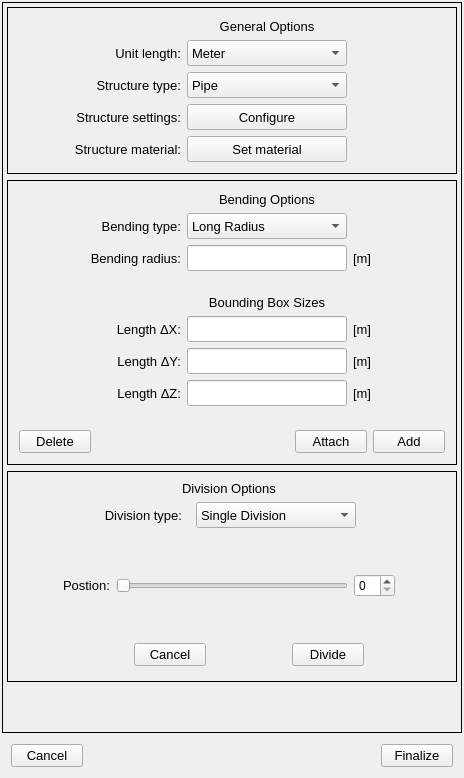
The window that pulse/interface/data/ui_files/model/geometry/geometry_designer_widget.ui (open-pulse/OpenPulse) describes before a commit, drawn with Qt 5.
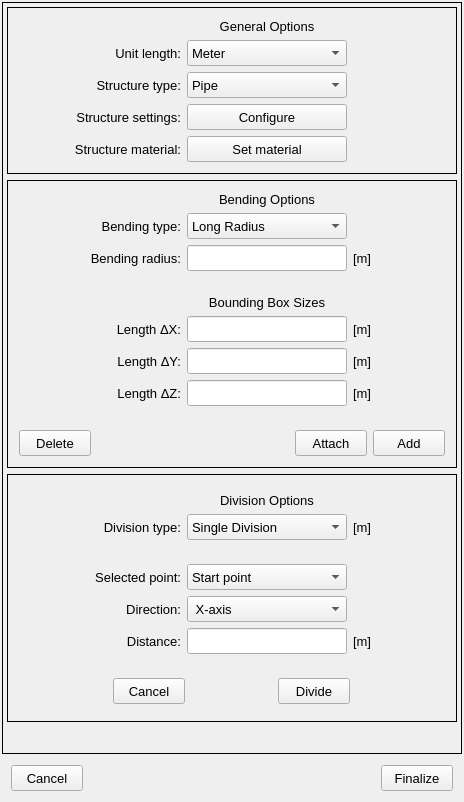
The same window after the commit. The open tabs and pages were chosen to show the change.

Commit message: Implements the line division by distance from the selected point

What changed in the file:
```diff
--- a/pulse/interface/data/ui_files/model/geometry/geometry_designer_widget.ui
+++ b/pulse/interface/data/ui_files/model/geometry/geometry_designer_widget.ui
@@ -7,7 +7,7 @@
     <x>0</x>
     <y>0</y>
     <width>464</width>
-    <height>778</height>
+    <height>802</height>
    </rect>
   </property>
   <property name="minimumSize">
@@ -58,7 +58,7 @@
         <x>0</x>
         <y>0</y>
         <width>458</width>
-        <height>728</height>
+        <height>750</height>
        </rect>
       </property>
       <layout class="QGridLayout" name="gridLayout_4">
@@ -505,7 +505,7 @@
                <property name="minimumSize">
                 <size>
                  <width>72</width>
-                 <height>0</height>
+                 <height>26</height>
                 </size>
                </property>
                <property name="maximumSize">
@@ -545,7 +545,7 @@
                <property name="minimumSize">
                 <size>
                  <width>72</width>
-                 <height>0</height>
+                 <height>26</height>
                 </size>
                </property>
                <property name="maximumSize">
@@ -569,7 +569,7 @@
                <property name="minimumSize">
                 <size>
                  <width>72</width>
-                 <height>0</height>
+                 <height>26</height>
                 </size>
                </property>
                <property name="maximumSize">
@@ -1113,262 +1113,14 @@
          <property name="frameShadow">
           <enum>QFrame::Plain</enum>
          </property>
-         <layout class="QGridLayout" name="gridLayout_7">
-          <item row="4" column="2">
-           <layout class="QHBoxLayout" name="horizontalLayout_11">
-            <item>
-             <spacer name="horizontalSpacer_13">
-              <property name="orientation">
-               <enum>Qt::Horizontal</enum>
-              </property>
-              <property name="sizeHint" stdset="0">
-               <size>
-                <width>40</width>
-                <height>20</height>
-               </size>
-              </property>
-             </spacer>
-            </item>
-            <item>
-             <widget class="QPushButton" name="cancel_division_button">
-              <property name="minimumSize">
-               <size>
-                <width>72</width>
-                <height>0</height>
-               </size>
-              </property>
-              <property name="maximumSize">
-               <size>
-                <width>72</width>
-                <height>16777215</height>
-               </size>
-              </property>
-              <property name="font">
-               <font>
-                <pointsize>10</pointsize>
-               </font>
-              </property>
-              <property name="text">
-               <string>Cancel</string>
-              </property>
-             </widget>
-            </item>
-            <item>
-             <spacer name="horizontalSpacer_17">
-              <property name="orientation">
-               <enum>Qt::Horizontal</enum>
-              </property>
-              <property name="sizeHint" stdset="0">
-               <size>
-                <width>40</width>
-                <height>20</height>
-               </size>
-              </property>
-             </spacer>
-            </item>
-            <item>
-             <widget class="QPushButton" name="apply_division_button">
-              <property name="minimumSize">
-               <size>
-                <width>72</width>
-                <height>0</height>
-               </size>
-              </property>
-              <property name="maximumSize">
-               <size>
-                <width>72</width>
-                <height>16777215</height>
-               </size>
-              </property>
-              <property name="font">
-               <font>
-                <pointsize>10</pointsize>
-               </font>
-              </property>
-              <property name="text">
-               <string>Divide</string>
-              </property>
-             </widget>
-            </item>
-            <item>
-             <spacer name="horizontalSpacer_16">
-              <property name="orientation">
-               <enum>Qt::Horizontal</enum>
-              </property>
-              <property name="sizeType">
-               <enum>QSizePolicy::Fixed</enum>
-              </property>
-              <property name="sizeHint" stdset="0">
-               <size>
-                <width>40</width>
-                <height>20</height>
-               </size>
-              </property>
-             </spacer>
-            </item>
-           </layout>
-          </item>
-          <item row="9" column="3">
-           <widget class="QFrame" name="frame_5">
-            <property name="frameShape">
-             <enum>QFrame::NoFrame</enum>
-            </property>
-            <property name="frameShadow">
-             <enum>QFrame::Raised</enum>
-            </property>
-            <layout class="QHBoxLayout" name="horizontalLayout_3">
-             <property name="leftMargin">
-              <number>0</number>
-             </property>
-             <property name="topMargin">
-              <number>0</number>
-             </property>
+         <layout class="QGridLayout" name="gridLayout_3">
              <property name="rightMargin">
-              <number>0</number>
+           <number>2</number>
              </property>
              <property name="bottomMargin">
-              <number>0</number>
-             </property>
-            </layout>
-           </widget>
-          </item>
-          <item row="1" column="4">
-           <spacer name="horizontalSpacer_10">
-            <property name="orientation">
-             <enum>Qt::Horizontal</enum>
-            </property>
-            <property name="sizeHint" stdset="0">
-             <size>
-              <width>40</width>
-              <height>20</height>
-             </size>
-            </property>
-           </spacer>
-          </item>
-          <item row="1" column="0">
-           <spacer name="horizontalSpacer_9">
-            <property name="orientation">
-             <enum>Qt::Horizontal</enum>
-            </property>
-            <property name="sizeHint" stdset="0">
-             <size>
-              <width>40</width>
-              <height>20</height>
-             </size>
-            </property>
-           </spacer>
-          </item>
-          <item row="0" column="2">
-           <widget class="QLabel" name="general_options_label_3">
-            <property name="font">
-             <font>
-              <pointsize>10</pointsize>
-              <weight>50</weight>
-              <bold>false</bold>
-             </font>
-            </property>
-            <property name="text">
-             <string>Division Options</string>
-            </property>
-            <property name="alignment">
-             <set>Qt::AlignCenter</set>
-            </property>
-           </widget>
-          </item>
-          <item row="1" column="2">
-           <layout class="QHBoxLayout" name="horizontalLayout_13">
-            <item>
-             <widget class="QLabel" name="label_4">
-              <property name="minimumSize">
-               <size>
-                <width>0</width>
-                <height>26</height>
-               </size>
-              </property>
-              <property name="maximumSize">
-               <size>
-                <width>120</width>
-                <height>26</height>
-               </size>
-              </property>
-              <property name="font">
-               <font>
-                <pointsize>10</pointsize>
-               </font>
-              </property>
-              <property name="text">
-               <string>Division type:</string>
-              </property>
-              <property name="alignment">
-               <set>Qt::AlignRight|Qt::AlignTrailing|Qt::AlignVCenter</set>
-              </property>
-             </widget>
-            </item>
-            <item>
-             <widget class="QComboBox" name="division_combobox">
-              <property name="sizePolicy">
-               <sizepolicy hsizetype="Fixed" vsizetype="Fixed">
-                <horstretch>0</horstretch>
-                <verstretch>0</verstretch>
-               </sizepolicy>
-              </property>
-              <property name="minimumSize">
-               <size>
-                <width>160</width>
-                <height>26</height>
-               </size>
-              </property>
-              <property name="maximumSize">
-               <size>
-                <width>160</width>
-                <height>26</height>
-               </size>
-              </property>
-              <property name="font">
-               <font>
-                <pointsize>10</pointsize>
-               </font>
-              </property>
-              <item>
-               <property name="text">
-                <string>Single Division</string>
-               </property>
-              </item>
-              <item>
-               <property name="text">
-                <string>Multiple Division</string>
-               </property>
-              </item>
-              <item>
-               <property name="text">
-                <string>Projection Division</string>
-               </property>
-              </item>
-             </widget>
-            </item>
-            <item>
-             <spacer name="horizontalSpacer_12">
-              <property name="orientation">
-               <enum>Qt::Horizontal</enum>
-              </property>
-              <property name="sizeType">
-               <enum>QSizePolicy::Fixed</enum>
-              </property>
-              <property name="sizeHint" stdset="0">
-               <size>
-                <width>40</width>
-                <height>20</height>
-               </size>
-              </property>
-             </spacer>
-            </item>
-           </layout>
-          </item>
-          <item row="2" column="2">
-           <layout class="QGridLayout" name="gridLayout_9">
-            <item row="0" column="0">
-             <layout class="QHBoxLayout" name="horizontalLayout_7">
-              <item>
+           <number>2</number>
+          </property>
+          <item row="1" column="0" colspan="2">
                <widget class="QStackedWidget" name="options_stack_widget">
                 <property name="sizePolicy">
                  <sizepolicy hsizetype="Expanding" vsizetype="Preferred">
@@ -1407,7 +1159,31 @@
                    </widget>
                   </item>
                   <item>
-                   <widget class="QSpinBox" name="position_spinbox"/>
+               <widget class="QSpinBox" name="position_spinbox">
+                <property name="minimumSize">
+                 <size>
+                  <width>0</width>
+                  <height>26</height>
+                 </size>
+                </property>
+                <property name="sizeIncrement">
+                 <size>
+                  <width>0</width>
+                  <height>0</height>
+                 </size>
+                </property>
+                <property name="font">
+                 <font>
+                  <pointsize>10</pointsize>
+                 </font>
+                </property>
+                <property name="alignment">
+                 <set>Qt::AlignCenter</set>
+                </property>
+                <property name="minimum">
+                 <number>1</number>
+                </property>
+               </widget>
                   </item>
                  </layout>
                 </widget>
@@ -1437,10 +1213,44 @@
                   </item>
                  </layout>
                 </widget>
-                <widget class="QWidget" name="page">
-                 <layout class="QGridLayout" name="gridLayout_3">
+            <widget class="QWidget" name="page_2">
+             <layout class="QGridLayout" name="gridLayout">
+              <item row="2" column="4">
+               <spacer name="horizontalSpacer_18">
+                <property name="orientation">
+                 <enum>Qt::Horizontal</enum>
+                </property>
+                <property name="sizeHint" stdset="0">
+                 <size>
+                  <width>40</width>
+                  <height>20</height>
+                 </size>
+                </property>
+               </spacer>
+              </item>
+              <item row="0" column="1">
+               <widget class="QLabel" name="label_3">
+                <property name="minimumSize">
+                 <size>
+                  <width>120</width>
+                  <height>0</height>
+                 </size>
+                </property>
+                <property name="font">
+                 <font>
+                  <pointsize>10</pointsize>
+                 </font>
+                </property>
+                <property name="text">
+                 <string>Selected point:</string>
+                </property>
+                <property name="alignment">
+                 <set>Qt::AlignRight|Qt::AlignTrailing|Qt::AlignVCenter</set>
+                </property>
+               </widget>
+              </item>
                   <item row="0" column="2">
-                   <widget class="QComboBox" name="deltas_combobox">
+               <widget class="QComboBox" name="selected_point_combo_box">
                     <property name="sizePolicy">
                      <sizepolicy hsizetype="Fixed" vsizetype="Fixed">
                       <horstretch>0</horstretch>
@@ -1466,23 +1276,125 @@
                     </property>
                     <item>
                      <property name="text">
-                      <string>ΔX</string>
+                  <string>Start point</string>
                      </property>
                     </item>
                     <item>
                      <property name="text">
-                      <string>ΔY</string>
-                     </property>
-                    </item>
-                    <item>
+                  <string>End point</string>
+                 </property>
+                </item>
+               </widget>
+              </item>
+              <item row="1" column="1">
+               <widget class="QLabel" name="label_6">
+                <property name="minimumSize">
+                 <size>
+                  <width>120</width>
+                  <height>0</height>
+                 </size>
+                </property>
+                <property name="font">
+                 <font>
+                  <pointsize>10</pointsize>
+                 </font>
+                </property>
                      <property name="text">
-                      <string>ΔZ</string>
-                     </property>
-                    </item>
+                 <string>Direction:</string>
+                </property>
+                <property name="alignment">
+                 <set>Qt::AlignRight|Qt::AlignTrailing|Qt::AlignVCenter</set>
+                </property>
                    </widget>
                   </item>
                   <item row="1" column="2">
-                   <widget class="QLineEdit" name="deltas_line_edit">
+               <widget class="QComboBox" name="distance_axis_combo_box">
+                <property name="sizePolicy">
+                 <sizepolicy hsizetype="Fixed" vsizetype="Fixed">
+                  <horstretch>0</horstretch>
+                  <verstretch>0</verstretch>
+                 </sizepolicy>
+                </property>
+                <property name="minimumSize">
+                 <size>
+                  <width>160</width>
+                  <height>26</height>
+                 </size>
+                </property>
+                <property name="maximumSize">
+                 <size>
+                  <width>160</width>
+                  <height>26</height>
+                 </size>
+                </property>
+                <property name="font">
+                 <font>
+                  <pointsize>10</pointsize>
+                 </font>
+                </property>
+                <item>
+                 <property name="text">
+                  <string> X-axis</string>
+                 </property>
+                </item>
+                <item>
+                 <property name="text">
+                  <string> Y-axis</string>
+                 </property>
+                </item>
+                <item>
+                 <property name="text">
+                  <string> Z-axis</string>
+                 </property>
+                </item>
+                <item>
+                 <property name="text">
+                  <string> Along the line</string>
+                 </property>
+                </item>
+               </widget>
+              </item>
+              <item row="2" column="3">
+               <widget class="QLabel" name="unity_division_dx_label_2">
+                <property name="minimumSize">
+                 <size>
+                  <width>50</width>
+                  <height>0</height>
+                 </size>
+                </property>
+                <property name="font">
+                 <font>
+                  <pointsize>10</pointsize>
+                 </font>
+                </property>
+                <property name="text">
+                 <string>[m]</string>
+                </property>
+               </widget>
+              </item>
+              <item row="2" column="1">
+               <widget class="QLabel" name="label_5">
+                <property name="minimumSize">
+                 <size>
+                  <width>120</width>
+                  <height>0</height>
+                 </size>
+                </property>
+                <property name="font">
+                 <font>
+                  <pointsize>10</pointsize>
+                 </font>
+                </property>
+                <property name="text">
+                 <string>Distance:</string>
+                </property>
+                <property name="alignment">
+                 <set>Qt::AlignRight|Qt::AlignTrailing|Qt::AlignVCenter</set>
+                </property>
+               </widget>
+              </item>
+              <item row="2" column="2">
+               <widget class="QLineEdit" name="distance_value_line_edit">
                     <property name="sizePolicy">
                      <sizepolicy hsizetype="Fixed" vsizetype="Fixed">
                       <horstretch>0</horstretch>
@@ -1514,21 +1426,204 @@
                     </property>
                    </widget>
                   </item>
+              <item row="2" column="0">
+               <spacer name="horizontalSpacer_19">
+                <property name="orientation">
+                 <enum>Qt::Horizontal</enum>
+                </property>
+                <property name="sizeHint" stdset="0">
+                 <size>
+                  <width>40</width>
+                  <height>20</height>
+                 </size>
+                </property>
+               </spacer>
+              </item>
+             </layout>
+            </widget>
+           </widget>
+          </item>
+          <item row="3" column="2">
+           <widget class="QFrame" name="frame_5">
+            <property name="frameShape">
+             <enum>QFrame::NoFrame</enum>
+            </property>
+            <property name="frameShadow">
+             <enum>QFrame::Raised</enum>
+            </property>
+            <layout class="QHBoxLayout" name="horizontalLayout_3">
+             <property name="leftMargin">
+              <number>0</number>
+             </property>
+             <property name="topMargin">
+              <number>0</number>
+             </property>
+             <property name="rightMargin">
+              <number>0</number>
+             </property>
+             <property name="bottomMargin">
+              <number>0</number>
+             </property>
+            </layout>
+           </widget>
+          </item>
+          <item row="2" column="0" colspan="2">
+           <widget class="QFrame" name="frame_4">
+            <property name="frameShape">
+             <enum>QFrame::NoFrame</enum>
+            </property>
+            <property name="frameShadow">
+             <enum>QFrame::Raised</enum>
+            </property>
+            <layout class="QGridLayout" name="gridLayout_7">
                   <item row="0" column="0">
-                   <spacer name="horizontalSpacer_5">
-                    <property name="orientation">
-                     <enum>Qt::Horizontal</enum>
-                    </property>
-                    <property name="sizeHint" stdset="0">
+              <widget class="QPushButton" name="cancel_division_button">
+               <property name="minimumSize">
+                <size>
+                 <width>72</width>
+                 <height>26</height>
+                </size>
+               </property>
+               <property name="maximumSize">
                      <size>
-                      <width>40</width>
-                      <height>20</height>
-                     </size>
-                    </property>
-                   </spacer>
+                 <width>72</width>
+                 <height>16777215</height>
+                </size>
+               </property>
+               <property name="font">
+                <font>
+                 <pointsize>10</pointsize>
+                </font>
+               </property>
+               <property name="text">
+                <string>Cancel</string>
+               </property>
+              </widget>
+             </item>
+             <item row="0" column="1">
+              <widget class="QPushButton" name="apply_division_button">
+               <property name="minimumSize">
+                <size>
+                 <width>72</width>
+                 <height>26</height>
+                </size>
+               </property>
+               <property name="maximumSize">
+                <size>
+                 <width>72</width>
+                 <height>16777215</height>
+                </size>
+               </property>
+               <property name="font">
+                <font>
+                 <pointsize>10</pointsize>
+                </font>
+               </property>
+               <property name="text">
+                <string>Divide</string>
+               </property>
+              </widget>
+             </item>
+            </layout>
+           </widget>
+          </item>
+          <item row="0" column="0" colspan="2">
+           <widget class="QFrame" name="frame_3">
+            <property name="frameShape">
+             <enum>QFrame::NoFrame</enum>
+            </property>
+            <property name="frameShadow">
+             <enum>QFrame::Raised</enum>
+            </property>
+            <layout class="QGridLayout" name="gridLayout_11">
+             <item row="1" column="1">
+              <widget class="QLabel" name="label_4">
+               <property name="minimumSize">
+                <size>
+                 <width>120</width>
+                 <height>26</height>
+                </size>
+               </property>
+               <property name="maximumSize">
+                <size>
+                 <width>120</width>
+                 <height>26</height>
+                </size>
+               </property>
+               <property name="font">
+                <font>
+                 <pointsize>10</pointsize>
+                </font>
+               </property>
+               <property name="text">
+                <string>Division type:</string>
+               </property>
+               <property name="alignment">
+                <set>Qt::AlignRight|Qt::AlignTrailing|Qt::AlignVCenter</set>
+               </property>
+              </widget>
+             </item>
+             <item row="1" column="2">
+              <widget class="QComboBox" name="division_combobox">
+               <property name="sizePolicy">
+                <sizepolicy hsizetype="Fixed" vsizetype="Fixed">
+                 <horstretch>0</horstretch>
+                 <verstretch>0</verstretch>
+                </sizepolicy>
+               </property>
+               <property name="minimumSize">
+                <size>
+                 <width>160</width>
+                 <height>26</height>
+                </size>
+               </property>
+               <property name="maximumSize">
+                <size>
+                 <width>160</width>
+                 <height>26</height>
+                </size>
+               </property>
+               <property name="font">
+                <font>
+                 <pointsize>10</pointsize>
+                </font>
+               </property>
+               <item>
+                <property name="text">
+                 <string>Single Division</string>
+                </property>
+               </item>
+               <item>
+                <property name="text">
+                 <string>Multiple Division</string>
+                </property>
+               </item>
+               <item>
+                <property name="text">
+                 <string>Distance from Point</string>
+                </property>
+               </item>
+              </widget>
+             </item>
+             <item row="0" column="2">
+              <widget class="QLabel" name="general_options_label_3">
+               <property name="font">
+                <font>
+                 <pointsize>10</pointsize>
+                 <weight>50</weight>
+                 <bold>false</bold>
+                </font>
+               </property>
+               <property name="text">
+                <string>Division Options</string>
+               </property>
+               <property name="alignment">
+                <set>Qt::AlignCenter</set>
+               </property>
+              </widget>
                   </item>
                   <item row="1" column="0">
-                   <spacer name="horizontalSpacer_6">
+              <spacer name="horizontalSpacer_9">
                     <property name="orientation">
                      <enum>Qt::Horizontal</enum>
                     </property>
@@ -1540,20 +1635,33 @@
                     </property>
                    </spacer>
                   </item>
-                  <item row="2" column="2">
-                   <widget class="QCheckBox" name="invert_origin_checkbox">
-                    <property name="font">
-                     <font>
-                      <pointsize>10</pointsize>
-                     </font>
-                    </property>
-                    <property name="text">
-                     <string>Invert Origin</string>
-                    </property>
-                   </widget>
+             <item row="1" column="4">
+              <spacer name="horizontalSpacer_10">
+               <property name="orientation">
+                <enum>Qt::Horizontal</enum>
+               </property>
+               <property name="sizeHint" stdset="0">
+                <size>
+                 <width>40</width>
+                 <height>20</height>
+                </size>
+               </property>
+              </spacer>
                   </item>
                   <item row="1" column="3">
-                   <widget class="QLabel" name="unity_division_dx_label">
+              <widget class="QLabel" name="unity_x_label_2">
+               <property name="minimumSize">
+                <size>
+                 <width>50</width>
+                 <height>0</height>
+                </size>
+               </property>
+               <property name="maximumSize">
+                <size>
+                 <width>50</width>
+                 <height>16777215</height>
+                </size>
+               </property>
                     <property name="font">
                      <font>
                       <pointsize>10</pointsize>
@@ -1564,50 +1672,8 @@
                     </property>
                    </widget>
                   </item>
-                  <item row="0" column="3">
-                   <spacer name="horizontalSpacer_11">
-                    <property name="orientation">
-                     <enum>Qt::Horizontal</enum>
-                    </property>
-                    <property name="sizeHint" stdset="0">
-                     <size>
-                      <width>40</width>
-                      <height>20</height>
-                     </size>
-                    </property>
-                   </spacer>
-                  </item>
-                  <item row="0" column="1">
-                   <widget class="QLabel" name="label">
-                    <property name="font">
-                     <font>
-                      <pointsize>10</pointsize>
-                     </font>
-                    </property>
-                    <property name="text">
-                     <string>Axis</string>
-                    </property>
-                   </widget>
-                  </item>
-                  <item row="1" column="1">
-                   <widget class="QLabel" name="label_2">
-                    <property name="font">
-                     <font>
-                      <pointsize>10</pointsize>
-                     </font>
-                    </property>
-                    <property name="text">
-                     <string>Delta distance</string>
-                    </property>
-                   </widget>
-                  </item>
-                 </layout>
-                </widget>
-               </widget>
-              </item>
-             </layout>
-            </item>
-           </layout>
+            </layout>
+           </widget>
           </item>
          </layout>
         </widget>
@@ -1636,7 +1702,7 @@
         <property name="minimumSize">
          <size>
           <width>72</width>
-          <height>0</height>
+          <height>26</height>
          </size>
         </property>
         <property name="maximumSize">
@@ -1679,7 +1745,7 @@
         <property name="minimumSize">
          <size>
           <width>72</width>
-          <height>0</height>
+          <height>26</height>
          </size>
         </property>
         <property name="maximumSize">
```
Left out of the diff: 25 changed lines with no effect on the pictures. Lines whose indentation alone changed are shown as unchanged. The commit also changes 5 other files.
